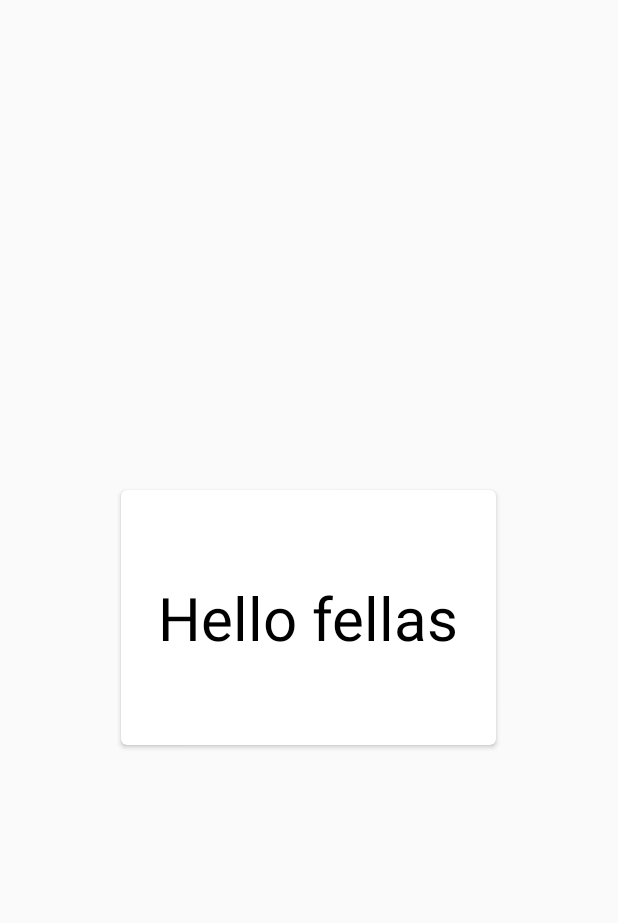
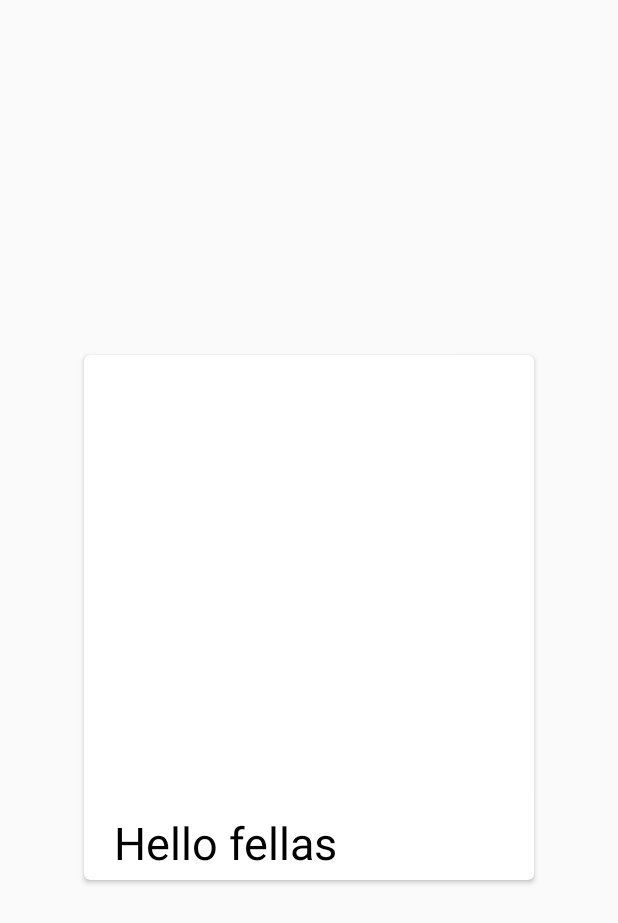
Before and after one commit to PreethamMSalpha/Tinder-clone, an Android app: the layout item.xml on its own in the app's theme, with its tools: preview values and no code run, on a phone screen of 412 x 824 dp. Shown: the top 923 px of the screen. Run offline under Robolectric (Android 15) with nearby library versions, the phone set to English and light mode, and no system bars.

Commit message:
getting layout(activity.xml and item.xml) ready

```diff
--- a/app/src/main/res/layout/activity_main.xml
+++ b/app/src/main/res/layout/activity_main.xml
@@ -18,12 +18,13 @@
             android:layout_height="wrap_content"
             android:text="Logout"
             android:onClick="logoutUser" />
+
         <Button
-            android:layout_weight="1"
             android:layout_width="wrap_content"
             android:layout_height="wrap_content"
-            android:text="Settings"
-            android:onClick="goToSettings" />
+            android:layout_weight="1"
+            android:onClick="goToSettings"
+            android:text="Settings" />
 
 
     </LinearLayout>
@@ -33,7 +34,7 @@
 
     <com.lorentzos.flingswipe.SwipeFlingAdapterView
         android:id="@+id/frame"
-        android:background="#ffeee9e2"
+        android:background="@android:color/white"
         android:layout_width="match_parent"
         android:layout_height="match_parent"
         app:rotation_degrees="15.5"
--- a/app/src/main/res/layout/item.xml
+++ b/app/src/main/res/layout/item.xml
@@ -20,28 +20,32 @@
         android:elevation="2dp"
         android:id="@+id/cardView">
 
-        <FrameLayout
+        <LinearLayout
             android:layout_gravity="center"
-            android:layout_width="250dp"
-            android:layout_height="170dp">
+            android:layout_width="300dp"
+            android:layout_height="350dp"
+            android:orientation="vertical">
 
 
 
             <ImageView
                 android:layout_width="match_parent"
-                android:layout_height="match_parent"
-                android:id="@+id/image">
+                android:layout_height="300dp"
+                android:id="@+id/image"
+                android:scaleType="centerCrop">
             </ImageView>
+
             <TextView
                 android:id="@+id/name"
-                android:textSize="40sp"
+                android:textSize="30sp"
+                android:paddingLeft="20sp"
                 android:textColor="@android:color/black"
-                android:gravity="center"
+                android:gravity="center|left"
                 tools:text="Hello fellas"
                 android:layout_width="match_parent"
                 android:layout_height="match_parent" />
 
-        </FrameLayout>
+        </LinearLayout>
 
     </androidx.cardview.widget.CardView>
 
```
